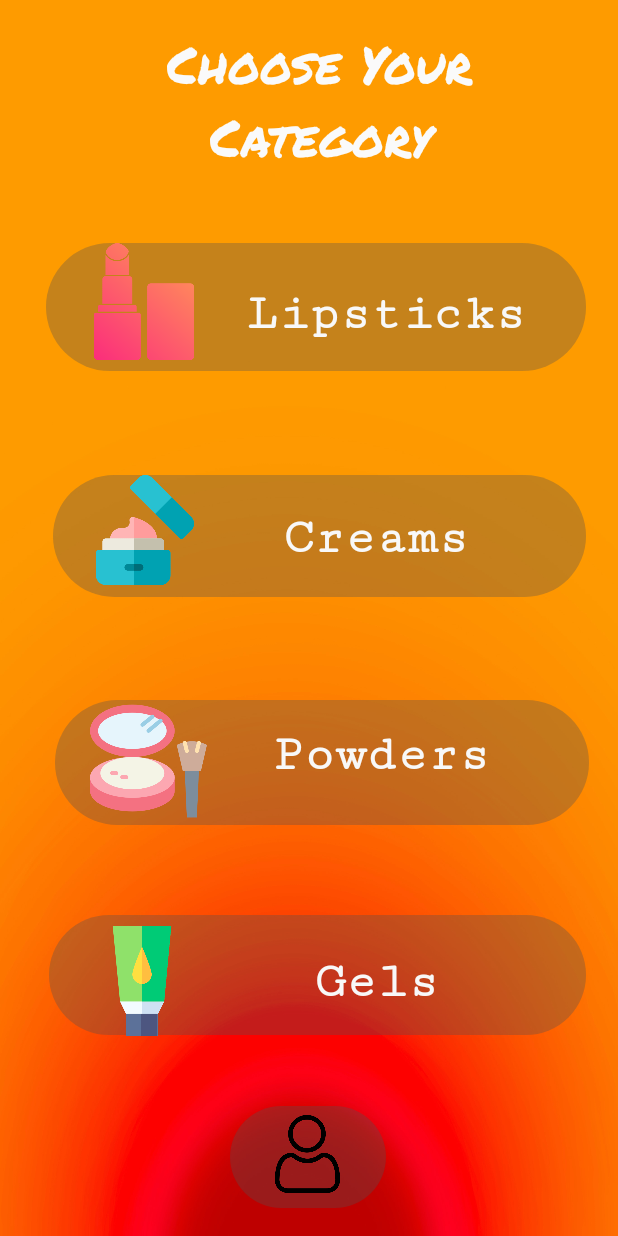
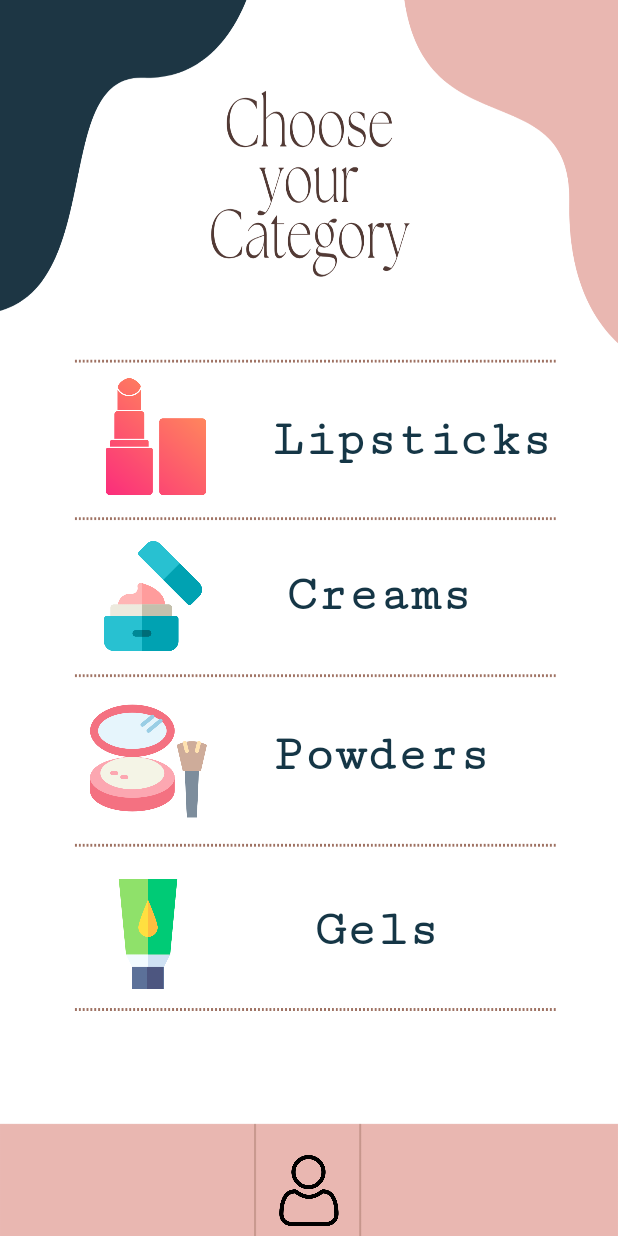
Before and after one commit to DanaGhaddar/Cosmetics_Final_project, an Android app: the Home screen opened directly, with no data from a screen before it, on a phone screen of 412 x 824 dp. Run offline under Robolectric (Android 15) with nearby library versions, the phone set to English and light mode, and no system bars; Roboto replaces fonts that are not available here.

Commit message:
design modifiying

```diff
--- a/app/src/main/res/layout/activity_home.xml
+++ b/app/src/main/res/layout/activity_home.xml
@@ -4,59 +4,18 @@
     xmlns:tools="http://schemas.android.com/tools"
     android:layout_width="match_parent"
     android:layout_height="match_parent"
-    android:background="@drawable/mymind_kg_bfyegxhk_unsplash"
+    android:background="@drawable/cosmetics_shop__3_"
     tools:context=".Home">
-
-    <TextView
-        android:id="@+id/textView5"
-        android:layout_width="323dp"
-        android:layout_height="106dp"
-        android:fontFamily="@font/permanent_marker"
-        android:text="Choose Your Category"
-        android:textAlignment="center"
-        android:textColor="#FAFAFA"
-        android:textSize="34sp"
-        app:layout_constraintBottom_toBottomOf="parent"
-        app:layout_constraintEnd_toEndOf="parent"
-        app:layout_constraintHorizontal_bias="0.59"
-        app:layout_constraintStart_toStartOf="parent"
-        app:layout_constraintTop_toTopOf="parent"
-        app:layout_constraintVertical_bias="0.025" />
-
-    <ImageView
-        android:id="@+id/imageView9"
-        android:layout_width="360dp"
-        android:layout_height="85dp"
-        app:layout_constraintBottom_toBottomOf="parent"
-        app:layout_constraintEnd_toEndOf="parent"
-        app:layout_constraintHorizontal_bias="0.588"
-        app:layout_constraintStart_toStartOf="parent"
-        app:layout_constraintTop_toTopOf="parent"
-        app:layout_constraintVertical_bias="0.219"
-        app:srcCompat="@drawable/roundedbox" />
-
-    <ImageView
-        android:id="@+id/imageView18"
-        android:layout_width="104dp"
-        android:layout_height="68dp"
-        app:layout_constraintBottom_toBottomOf="parent"
-        app:layout_constraintEnd_toEndOf="parent"
-        app:layout_constraintHorizontal_bias="0.498"
-        app:layout_constraintStart_toStartOf="parent"
-        app:layout_constraintTop_toTopOf="parent"
-        app:layout_constraintVertical_bias="0.975"
-        app:srcCompat="@drawable/roundedbox" />
 
     <ImageView
         android:id="@+id/imageView19"
-        android:layout_width="78dp"
-        android:layout_height="52dp"
+        android:layout_width="65dp"
+        android:layout_height="47dp"
         app:layout_constraintBottom_toBottomOf="parent"
         app:layout_constraintEnd_toEndOf="parent"
-        app:layout_constraintHorizontal_bias="0.498"
         app:layout_constraintStart_toStartOf="parent"
         app:layout_constraintTop_toTopOf="parent"
-        app:layout_constraintVertical_bias="0.963"
+        app:layout_constraintVertical_bias="0.991"
         app:srcCompat="@drawable/user__4_" />
 
     <ImageView
@@ -66,46 +25,10 @@
         android:background="@drawable/lipstick"
         app:layout_constraintBottom_toBottomOf="parent"
         app:layout_constraintEnd_toEndOf="parent"
-        app:layout_constraintHorizontal_bias="0.16"
+        app:layout_constraintHorizontal_bias="0.185"
         app:layout_constraintStart_toStartOf="parent"
         app:layout_constraintTop_toTopOf="parent"
-        app:layout_constraintVertical_bias="0.217" />
-
-    <ImageView
-        android:id="@+id/imageView10"
-        android:layout_width="355dp"
-        android:layout_height="81dp"
-        app:layout_constraintBottom_toBottomOf="parent"
-        app:layout_constraintEnd_toEndOf="parent"
-        app:layout_constraintHorizontal_bias="0.625"
-        app:layout_constraintStart_toStartOf="parent"
-        app:layout_constraintTop_toTopOf="parent"
-        app:layout_constraintVertical_bias="0.426"
-        app:srcCompat="@drawable/roundedbox" />
-
-    <ImageView
-        android:id="@+id/imageView11"
-        android:layout_width="356dp"
-        android:layout_height="83dp"
-        app:layout_constraintBottom_toBottomOf="parent"
-        app:layout_constraintEnd_toEndOf="parent"
-        app:layout_constraintHorizontal_bias="0.652"
-        app:layout_constraintStart_toStartOf="parent"
-        app:layout_constraintTop_toTopOf="parent"
-        app:layout_constraintVertical_bias="0.63"
-        app:srcCompat="@drawable/roundedbox" />
-
-    <ImageView
-        android:id="@+id/imageView12"
-        android:layout_width="358dp"
-        android:layout_height="80dp"
-        app:layout_constraintBottom_toBottomOf="parent"
-        app:layout_constraintEnd_toEndOf="parent"
-        app:layout_constraintHorizontal_bias="0.603"
-        app:layout_constraintStart_toStartOf="parent"
-        app:layout_constraintTop_toTopOf="parent"
-        app:layout_constraintVertical_bias="0.82"
-        app:srcCompat="@drawable/roundedbox" />
+        app:layout_constraintVertical_bias="0.338" />
 
     <ImageView
         android:id="@+id/imageView15"
@@ -113,10 +36,10 @@
         android:layout_height="76dp"
         app:layout_constraintBottom_toBottomOf="parent"
         app:layout_constraintEnd_toEndOf="parent"
-        app:layout_constraintHorizontal_bias="0.177"
+        app:layout_constraintHorizontal_bias="0.192"
         app:layout_constraintStart_toStartOf="parent"
         app:layout_constraintTop_toTopOf="parent"
-        app:layout_constraintVertical_bias="0.422"
+        app:layout_constraintVertical_bias="0.48"
         app:srcCompat="@drawable/lotion" />
 
     <ImageView
@@ -137,10 +60,10 @@
         android:layout_height="73dp"
         app:layout_constraintBottom_toBottomOf="parent"
         app:layout_constraintEnd_toEndOf="parent"
-        app:layout_constraintHorizontal_bias="0.167"
+        app:layout_constraintHorizontal_bias="0.179"
         app:layout_constraintStart_toStartOf="parent"
         app:layout_constraintTop_toTopOf="parent"
-        app:layout_constraintVertical_bias="0.822"
+        app:layout_constraintVertical_bias="0.781"
         app:srcCompat="@drawable/shower_gel" />
 
     <TextView
@@ -150,15 +73,15 @@
         android:fontFamily="serif-monospace"
         android:onClick="lipsticks"
         android:text="Lipsticks"
-        android:textColor="#F8F8F8"
+        android:textColor="#153646"
         android:textSize="34sp"
         android:textStyle="bold"
         app:layout_constraintBottom_toBottomOf="parent"
         app:layout_constraintEnd_toEndOf="parent"
-        app:layout_constraintHorizontal_bias="0.73"
+        app:layout_constraintHorizontal_bias="0.805"
         app:layout_constraintStart_toStartOf="parent"
         app:layout_constraintTop_toTopOf="parent"
-        app:layout_constraintVertical_bias="0.242" />
+        app:layout_constraintVertical_bias="0.349" />
 
     <TextView
         android:id="@+id/textView9"
@@ -167,15 +90,15 @@
         android:fontFamily="serif-monospace"
         android:onClick="creams"
         android:text="Creams"
-        android:textColor="#F8F8F8"
+        android:textColor="#153646"
         android:textSize="34sp"
         android:textStyle="bold"
         app:layout_constraintBottom_toBottomOf="parent"
         app:layout_constraintEnd_toEndOf="parent"
-        app:layout_constraintHorizontal_bias="0.656"
+        app:layout_constraintHorizontal_bias="0.663"
         app:layout_constraintStart_toStartOf="parent"
         app:layout_constraintTop_toTopOf="parent"
-        app:layout_constraintVertical_bias="0.432" />
+        app:layout_constraintVertical_bias="0.48" />
 
     <TextView
         android:id="@+id/textView10"
@@ -184,7 +107,7 @@
         android:fontFamily="serif-monospace"
         android:onClick="powders"
         android:text="Powders"
-        android:textColor="#F8F8F8"
+        android:textColor="#153646"
         android:textSize="34sp"
         android:textStyle="bold"
         app:layout_constraintBottom_toBottomOf="parent"
@@ -201,7 +124,7 @@
         android:fontFamily="serif-monospace"
         android:onClick="gels"
         android:text="Gels"
-        android:textColor="#F8F8F8"
+        android:textColor="#153646"
         android:textSize="34sp"
         android:textStyle="bold"
         app:layout_constraintBottom_toBottomOf="parent"
@@ -209,6 +132,6 @@
         app:layout_constraintHorizontal_bias="0.638"
         app:layout_constraintStart_toStartOf="parent"
         app:layout_constraintTop_toTopOf="parent"
-        app:layout_constraintVertical_bias="0.808" />
+        app:layout_constraintVertical_bias="0.764" />
 
 </androidx.constraintlayout.widget.ConstraintLayout>
```
Also changed, not shown: app/src/main/res/drawable/cosmetics_shop__3_.png (added).
